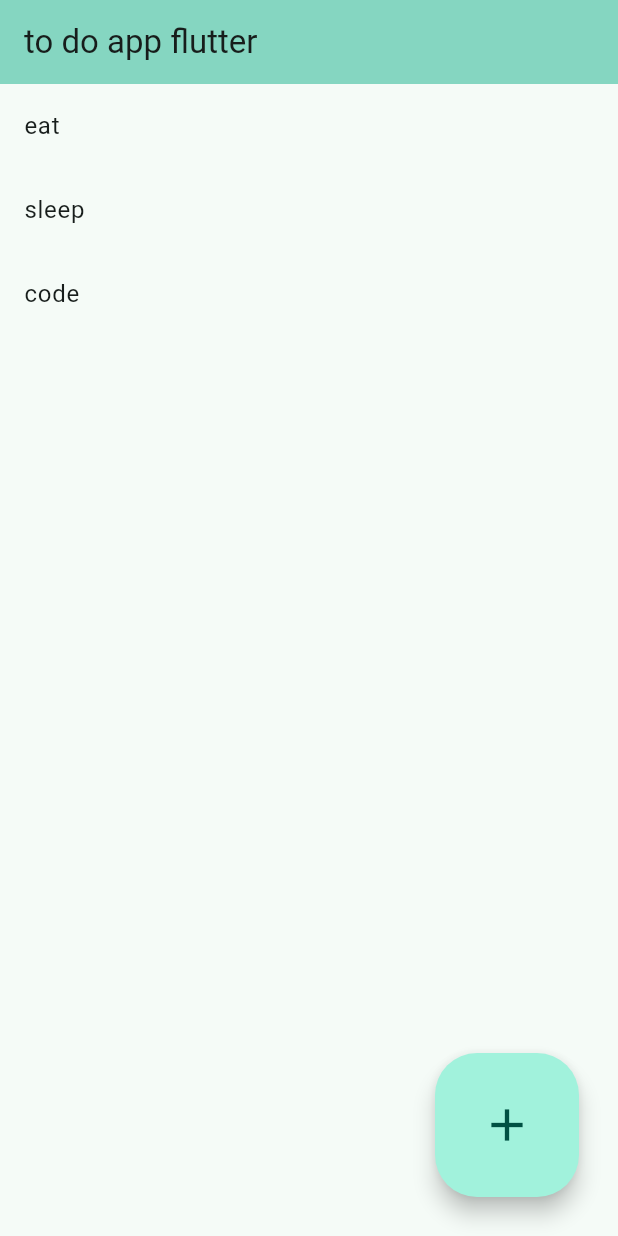
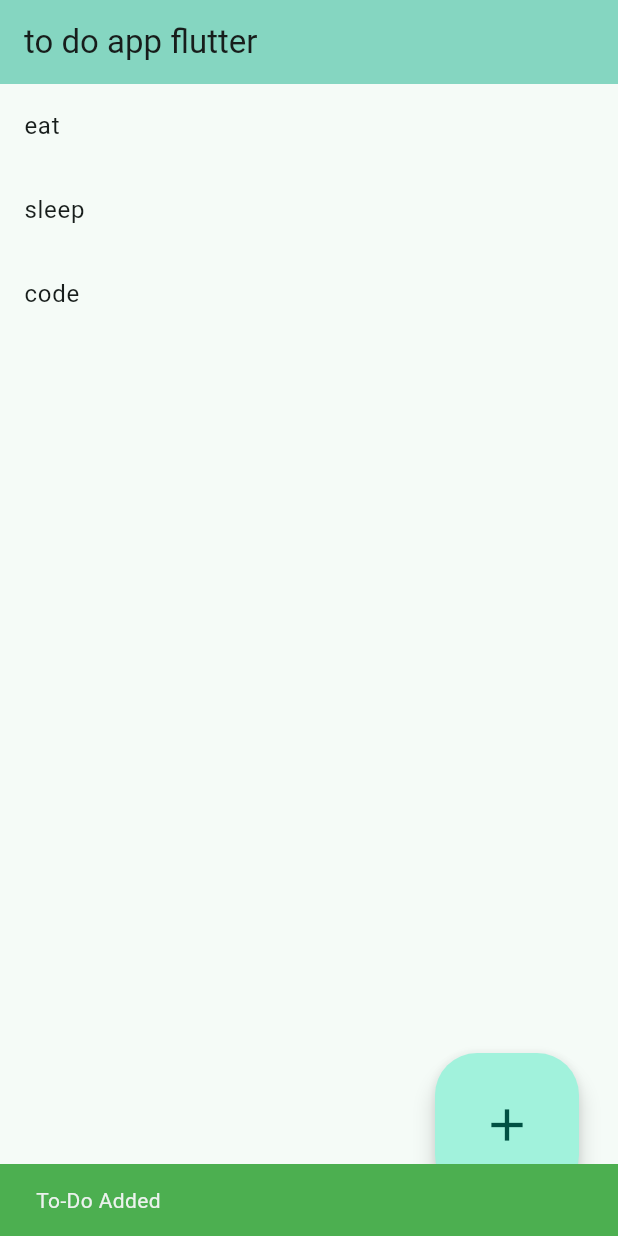
Before and after one commit to CSingogo/pocket_plan, a Flutter app: the AddToDoForm screen opened directly, after a tap on "Add ToDo", on a phone screen of 412 x 824 dp. Run offline on Flutter 3.47's test engine with Material 3 defaults, Android fonts, the phone set to English and light mode, and no system bars.

Commit message:
fixed provider issues

```diff
--- a/flutter_to_do_app/lib/home.dart
+++ b/flutter_to_do_app/lib/home.dart
@@ -1,11 +1,21 @@
 import 'package:flutter/material.dart';
 import 'package:flutter_to_do_app/screens/add_to_do.dart';
-import './todo_list.dart';
+import 'package:provider/provider.dart';
+import 'package:flutter_to_do_app/providers/todo_provider.dart';
 
-const snackBar = SnackBar(
+const successSnackBar = SnackBar(
   content: Center(
     child: Text(
       'Contact Added',
+      style: TextStyle(color: Colors.white, fontSize: 26),
+    ),
+  ),
+);
+
+const errorSnackBar = SnackBar(
+  content: Center(
+    child: Text(
+      'Theres an Error',
       style: TextStyle(color: Colors.white, fontSize: 26),
     ),
   ),
@@ -24,12 +34,6 @@ class _HomePageState extends State<HomePage> {
     // Access the ColorScheme from the theme
     final colorScheme = Theme.of(context).colorScheme;
 
-    void addToDo(String item) {
-      setState(() {
-        toDos.add(item);
-      });
-    }
-
     return Scaffold(
       appBar: AppBar(
         backgroundColor: colorScheme.inversePrimary,
@@ -40,10 +44,10 @@ class _HomePageState extends State<HomePage> {
           //const SizedBox(height: 600),
           Expanded(
             child: ListView.builder(
-              itemCount: toDos.length,
+              itemCount: Provider.of<TodoProvider>(context).toDos.length,
               itemBuilder: (context, index) {
                 return ListTile(
-                  title: Text(toDos[index]),
+                  title: Text(Provider.of<TodoProvider>(context).toDos[index]),
                 );
               },
             ),
--- a/flutter_to_do_app/lib/main.dart
+++ b/flutter_to_do_app/lib/main.dart
@@ -1,9 +1,11 @@
 import 'package:flutter/material.dart';
 import 'package:flutter_to_do_app/home.dart';
-
+import 'package:flutter_to_do_app/providers/todo_provider.dart';
+import 'package:provider/provider.dart';
 
 void main() {
-  runApp(const MyApp());
+  runApp(ChangeNotifierProvider(
+      create: (context) => TodoProvider(), child: const MyApp()));
 }
 
 class MyApp extends StatelessWidget {
--- /dev/null
+++ b/flutter_to_do_app/lib/providers/todo_provider.dart
@@ -0,0 +1,30 @@
+import 'package:flutter/material.dart';
+
+class TodoProvider with ChangeNotifier {
+  final List<String> _toDos = ['eat', 'sleep', 'code'];
+
+  List<String> get toDos => _toDos;
+
+  final successSnackBar = const SnackBar(
+    content: Center(
+      child: Text(
+        'Contact Added',
+        style: TextStyle(color: Colors.white, fontSize: 26),
+      ),
+    ),
+  );
+
+  final errorSnackBar = const SnackBar(
+    content: Center(
+      child: Text(
+        'Theres an Error',
+        style: TextStyle(color: Colors.white, fontSize: 26),
+      ),
+    ),
+  );
+
+  void addToDo(String x) {
+    _toDos.add(x);
+    notifyListeners();
+  }
+}
--- a/flutter_to_do_app/lib/screens/add_to_do.dart
+++ b/flutter_to_do_app/lib/screens/add_to_do.dart
@@ -1,5 +1,6 @@
 import 'package:flutter/material.dart';
-import '../todo_list.dart';
+import 'package:provider/provider.dart';
+import 'package:flutter_to_do_app/providers/todo_provider.dart';
 
 class AddToDoForm extends StatefulWidget {
   const AddToDoForm({super.key});
@@ -41,8 +42,16 @@ class _AddToDoFormState extends State<AddToDoForm> {
               onPressed: () {
                 // Handle adding the to-do item
                 setState(() {
-                  toDos.add(_newToDo);
+                  Provider.of<TodoProvider>(context, listen: false)
+                      .addToDo(_newToDo);
                 });
+
+                ScaffoldMessenger.of(context).showSnackBar(
+                  const SnackBar(
+                    content: Text('To-Do Added'),
+                    backgroundColor: Colors.green,
+                  ),
+                );
                 Navigator.pop(context);
               },
               child: const Text('Add ToDo'),
--- a/flutter_to_do_app/pubspec.yaml
+++ b/flutter_to_do_app/pubspec.yaml
@@ -30,6 +30,7 @@ environment:
 dependencies:
   flutter:
     sdk: flutter
+  provider: ^6.0.5
 
   # The following adds the Cupertino Icons font to your application.
   # Use with the CupertinoIcons class for iOS style icons.
```
Also changed, not shown: flutter_to_do_app/pubspec.lock.
